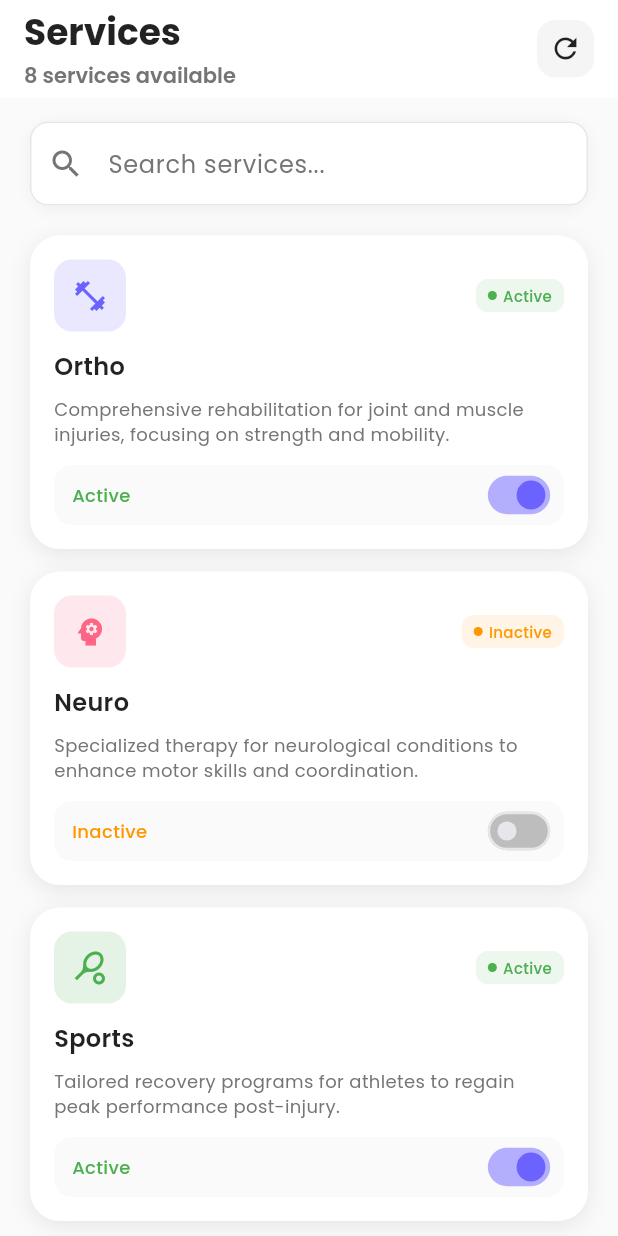
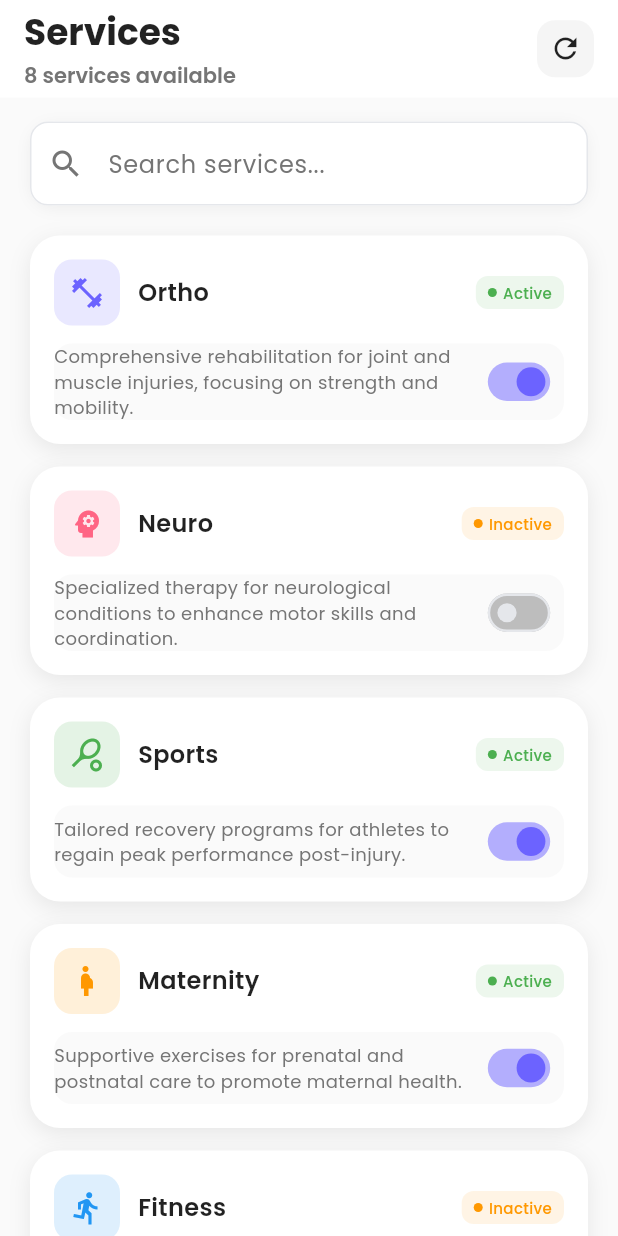
Before and after one commit to NikhilBarvadiya/therepist, a Flutter app: the Services screen opened directly, on a phone screen of 412 x 824 dp. Run offline on Flutter 3.47's test engine with Material 3 defaults, Android fonts, the phone set to English and light mode, and no system bars; drawn by our look-alikes of toastification; our stand-ins replace cached_network_image, connectivity_plus, font_awesome_flutter, get, get_storage, google_fonts; accounts and stored records are empty.

Commit message:
service details card change,,,!

```diff
--- a/lib/views/dashboard/dashboard_ctrl.dart
+++ b/lib/views/dashboard/dashboard_ctrl.dart
@@ -31,7 +31,6 @@ class DashboardCtrl extends GetxController {
 
   var filteredPendingRequests = <RequestModel>[].obs;
 
-  // Filter variables
   var userName = ''.obs;
   var selectedStatus = ''.obs;
   var selectedService = ''.obs;
--- a/lib/views/dashboard/home/home.dart
+++ b/lib/views/dashboard/home/home.dart
@@ -18,7 +18,6 @@ class Home extends StatelessWidget {
       backgroundColor: Colors.grey[50],
       body: CustomScrollView(
         slivers: [
-          // App Bar Section
           SliverAppBar(
             elevation: 0,
             toolbarHeight: 65,
@@ -58,8 +57,6 @@ class Home extends StatelessWidget {
               ),
             ],
           ),
-
-          // Main Content
           SliverToBoxAdapter(
             child: Column(
               crossAxisAlignment: CrossAxisAlignment.start,
@@ -153,7 +150,6 @@ class Home extends StatelessWidget {
                         ],
                       ),
                     ),
-                    // Page indicator
                     Positioned(
                       bottom: 8,
                       left: 0,
--- a/lib/views/dashboard/services/services.dart
+++ b/lib/views/dashboard/services/services.dart
@@ -18,7 +18,6 @@ class Services extends StatelessWidget {
           backgroundColor: Colors.grey[50],
           body: CustomScrollView(
             slivers: [
-              // App Bar
               SliverAppBar(
                 elevation: 0,
                 toolbarHeight: 65,
@@ -51,8 +50,6 @@ class Services extends StatelessWidget {
                   ),
                 ],
               ),
-
-              // Search Section
               SliverToBoxAdapter(
                 child: Padding(
                   padding: const EdgeInsets.only(left: 20, right: 20, top: 16),
@@ -85,8 +82,6 @@ class Services extends StatelessWidget {
                   ),
                 ),
               ),
-
-              // Services Grid
               Obx(
                 () => ctrl.filteredServices.isEmpty
                     ? SliverFillRemaining(child: _buildEmptyState())
@@ -125,51 +120,36 @@ class Services extends StatelessWidget {
             child: Column(
               crossAxisAlignment: CrossAxisAlignment.start,
               children: [
-                // Header with Icon and Status
                 Row(
-                  mainAxisAlignment: MainAxisAlignment.spaceBetween,
+                  spacing: 12.0,
                   children: [
                     Container(
-                      padding: const EdgeInsets.all(12),
+                      padding: const EdgeInsets.all(10),
                       decoration: BoxDecoration(color: service.color.withOpacity(0.15), borderRadius: BorderRadius.circular(12)),
                       child: Icon(service.icon, color: service.color, size: 24),
+                    ),
+                    Expanded(
+                      child: Text(
+                        service.name,
+                        style: GoogleFonts.poppins(fontSize: 16, fontWeight: FontWeight.w600, color: Colors.black87),
+                        maxLines: 1,
+                        overflow: TextOverflow.ellipsis,
+                      ),
                     ),
                     _buildStatusBadge(service.isActive),
                   ],
                 ),
                 const SizedBox(height: 12),
-
-                // Service Name
-                Text(
-                  service.name,
-                  style: GoogleFonts.poppins(fontSize: 16, fontWeight: FontWeight.w600, color: Colors.black87),
-                  maxLines: 1,
-                  overflow: TextOverflow.ellipsis,
-                ),
-                const SizedBox(height: 8),
-
-                // Description
-                Text(
-                  service.description,
-                  style: GoogleFonts.poppins(fontSize: 12, color: Colors.grey[600], height: 1.4),
-                  maxLines: 3,
-                  overflow: TextOverflow.ellipsis,
-                ),
-                const SizedBox(height: 12),
-
-                // Toggle Switch
                 Container(
-                  height: 40,
                   decoration: BoxDecoration(color: Colors.grey[50], borderRadius: BorderRadius.circular(12)),
                   child: Row(
                     children: [
                       Expanded(
-                        child: Padding(
-                          padding: const EdgeInsets.only(left: 12),
-                          child: Text(
-                            service.isActive ? 'Active' : 'Inactive',
-                            style: GoogleFonts.poppins(fontSize: 12, fontWeight: FontWeight.w500, color: service.isActive ? Colors.green : Colors.orange),
-                          ),
+                        child: Text(
+                          service.description,
+                          style: GoogleFonts.poppins(fontSize: 12, color: Colors.grey[600], height: 1.4),
+                          maxLines: 3,
+                          overflow: TextOverflow.ellipsis,
                         ),
                       ),
                       Transform.scale(
```
Also changed, not shown: lib/views/dashboard/home/appointments.dart (+0 -17 lines).
